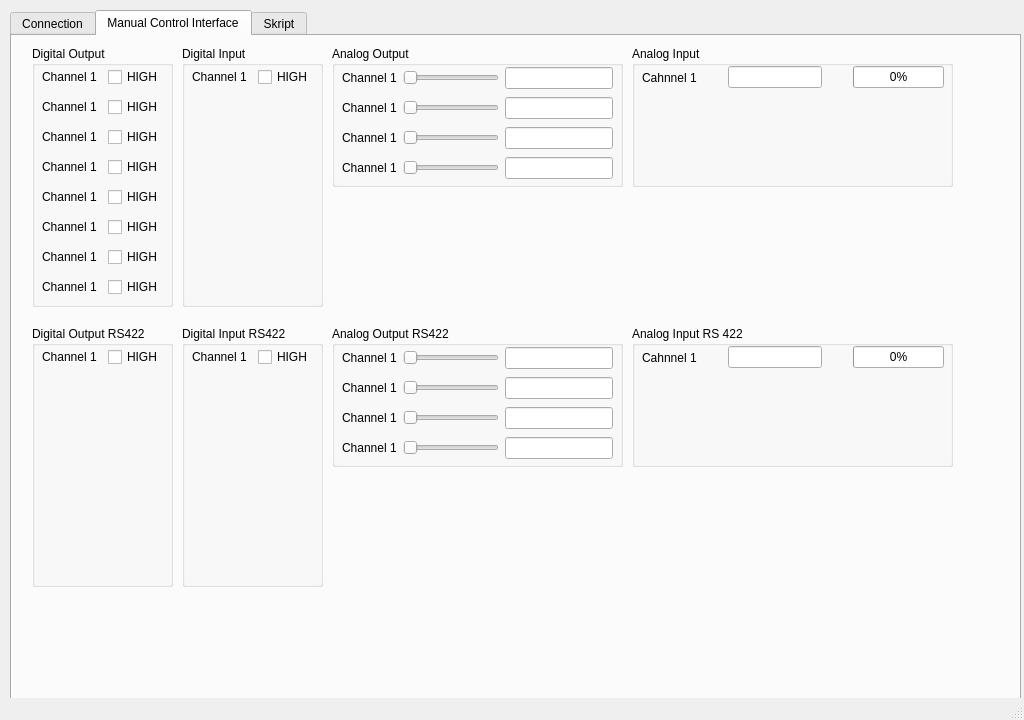
The window that Qt Interface/serial_2/mainwindow.ui (larcminder/infinity_hil) describes before a commit, drawn with Qt 5.
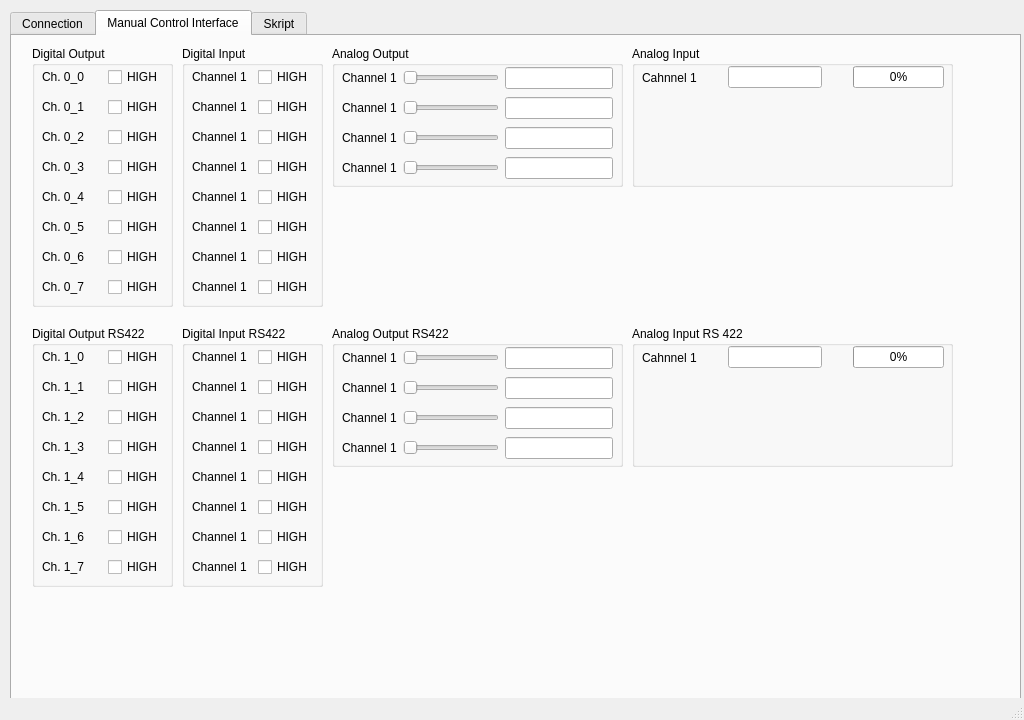
The same window after the commit. The open tabs and pages were chosen to show the change.

The edit to the form file:
```diff
--- a/Qt Interface/serial_2/mainwindow.ui
+++ b/Qt Interface/serial_2/mainwindow.ui
@@ -166,7 +166,7 @@
         <item>
          <widget class="QLabel" name="label_3">
           <property name="text">
-           <string>Channel 1</string>
+           <string>Ch. 0_0</string>
           </property>
          </widget>
         </item>
@@ -205,7 +205,7 @@
         <item>
          <widget class="QLabel" name="label_6">
           <property name="text">
-           <string>Channel 1</string>
+           <string>Ch. 0_1</string>
           </property>
          </widget>
         </item>
@@ -223,7 +223,7 @@
          </spacer>
         </item>
         <item>
-         <widget class="QCheckBox" name="dOutCh1_2">
+         <widget class="QCheckBox" name="dOutCh0_1">
           <property name="text">
            <string>HIGH</string>
           </property>
@@ -244,7 +244,7 @@
         <item>
          <widget class="QLabel" name="label_7">
           <property name="text">
-           <string>Channel 1</string>
+           <string>Ch. 0_2</string>
           </property>
          </widget>
         </item>
@@ -262,7 +262,7 @@
          </spacer>
         </item>
         <item>
-         <widget class="QCheckBox" name="dOutCh1_3">
+         <widget class="QCheckBox" name="dOutCh0_2">
           <property name="text">
            <string>HIGH</string>
           </property>
@@ -283,7 +283,7 @@
         <item>
          <widget class="QLabel" name="label_8">
           <property name="text">
-           <string>Channel 1</string>
+           <string>Ch. 0_3</string>
           </property>
          </widget>
         </item>
@@ -301,7 +301,7 @@
          </spacer>
         </item>
         <item>
-         <widget class="QCheckBox" name="dOutCh1_4">
+         <widget class="QCheckBox" name="dOutCh0_3">
           <property name="text">
            <string>HIGH</string>
           </property>
@@ -322,7 +322,7 @@
         <item>
          <widget class="QLabel" name="label_9">
           <property name="text">
-           <string>Channel 1</string>
+           <string>Ch. 0_4</string>
           </property>
          </widget>
         </item>
@@ -340,7 +340,7 @@
          </spacer>
         </item>
         <item>
-         <widget class="QCheckBox" name="dOutCh1_5">
+         <widget class="QCheckBox" name="dOutCh0_4">
           <property name="text">
            <string>HIGH</string>
           </property>
@@ -361,7 +361,7 @@
         <item>
          <widget class="QLabel" name="label_10">
           <property name="text">
-           <string>Channel 1</string>
+           <string>Ch. 0_5</string>
           </property>
          </widget>
         </item>
@@ -379,7 +379,7 @@
          </spacer>
         </item>
         <item>
-         <widget class="QCheckBox" name="dOutCh1_6">
+         <widget class="QCheckBox" name="dOutCh0_5">
           <property name="text">
            <string>HIGH</string>
           </property>
@@ -400,7 +400,7 @@
         <item>
          <widget class="QLabel" name="label_12">
           <property name="text">
-           <string>Channel 1</string>
+           <string>Ch. 0_6</string>
           </property>
          </widget>
         </item>
@@ -418,7 +418,7 @@
          </spacer>
         </item>
         <item>
-         <widget class="QCheckBox" name="dOutCh1_7">
+         <widget class="QCheckBox" name="dOutCh0_6">
           <property name="text">
            <string>HIGH</string>
           </property>
@@ -439,7 +439,7 @@
         <item>
          <widget class="QLabel" name="label_13">
           <property name="text">
-           <string>Channel 1</string>
+           <string>Ch. 0_7</string>
           </property>
          </widget>
         </item>
@@ -690,7 +690,283 @@
          </spacer>
         </item>
         <item>
-         <widget class="QCheckBox" name="dInCh1">
+         <widget class="QCheckBox" name="dInCh0_0">
+          <property name="text">
+           <string>HIGH</string>
+          </property>
+          <property name="checked">
+           <bool>false</bool>
+          </property>
+         </widget>
+        </item>
+       </layout>
+      </widget>
+      <widget class="QWidget" name="layoutWidget_28">
+       <property name="geometry">
+        <rect>
+         <x>10</x>
+         <y>50</y>
+         <width>121</width>
+         <height>22</height>
+        </rect>
+       </property>
+       <layout class="QHBoxLayout" name="horizontalLayout_30">
+        <item>
+         <widget class="QLabel" name="label_31">
+          <property name="text">
+           <string>Channel 1</string>
+          </property>
+         </widget>
+        </item>
+        <item>
+         <spacer name="horizontalSpacer_23">
+          <property name="orientation">
+           <enum>Qt::Horizontal</enum>
+          </property>
+          <property name="sizeHint" stdset="0">
+           <size>
+            <width>40</width>
+            <height>20</height>
+           </size>
+          </property>
+         </spacer>
+        </item>
+        <item>
+         <widget class="QCheckBox" name="dInCh0_1">
+          <property name="text">
+           <string>HIGH</string>
+          </property>
+         </widget>
+        </item>
+       </layout>
+      </widget>
+      <widget class="QWidget" name="layoutWidget_29">
+       <property name="geometry">
+        <rect>
+         <x>10</x>
+         <y>80</y>
+         <width>121</width>
+         <height>22</height>
+        </rect>
+       </property>
+       <layout class="QHBoxLayout" name="horizontalLayout_31">
+        <item>
+         <widget class="QLabel" name="label_32">
+          <property name="text">
+           <string>Channel 1</string>
+          </property>
+         </widget>
+        </item>
+        <item>
+         <spacer name="horizontalSpacer_24">
+          <property name="orientation">
+           <enum>Qt::Horizontal</enum>
+          </property>
+          <property name="sizeHint" stdset="0">
+           <size>
+            <width>40</width>
+            <height>20</height>
+           </size>
+          </property>
+         </spacer>
+        </item>
+        <item>
+         <widget class="QCheckBox" name="dInCh0_2">
+          <property name="text">
+           <string>HIGH</string>
+          </property>
+         </widget>
+        </item>
+       </layout>
+      </widget>
+      <widget class="QWidget" name="layoutWidget_30">
+       <property name="geometry">
+        <rect>
+         <x>10</x>
+         <y>110</y>
+         <width>121</width>
+         <height>22</height>
+        </rect>
+       </property>
+       <layout class="QHBoxLayout" name="horizontalLayout_32">
+        <item>
+         <widget class="QLabel" name="label_33">
+          <property name="text">
+           <string>Channel 1</string>
+          </property>
+         </widget>
+        </item>
+        <item>
+         <spacer name="horizontalSpacer_25">
+          <property name="orientation">
+           <enum>Qt::Horizontal</enum>
+          </property>
+          <property name="sizeHint" stdset="0">
+           <size>
+            <width>40</width>
+            <height>20</height>
+           </size>
+          </property>
+         </spacer>
+        </item>
+        <item>
+         <widget class="QCheckBox" name="dInCh0_3">
+          <property name="text">
+           <string>HIGH</string>
+          </property>
+         </widget>
+        </item>
+       </layout>
+      </widget>
+      <widget class="QWidget" name="layoutWidget_31">
+       <property name="geometry">
+        <rect>
+         <x>10</x>
+         <y>140</y>
+         <width>121</width>
+         <height>22</height>
+        </rect>
+       </property>
+       <layout class="QHBoxLayout" name="horizontalLayout_33">
+        <item>
+         <widget class="QLabel" name="label_34">
+          <property name="text">
+           <string>Channel 1</string>
+          </property>
+         </widget>
+        </item>
+        <item>
+         <spacer name="horizontalSpacer_26">
+          <property name="orientation">
+           <enum>Qt::Horizontal</enum>
+          </property>
+          <property name="sizeHint" stdset="0">
+           <size>
+            <width>40</width>
+            <height>20</height>
+           </size>
+          </property>
+         </spacer>
+        </item>
+        <item>
+         <widget class="QCheckBox" name="dInCh0_4">
+          <property name="text">
+           <string>HIGH</string>
+          </property>
+         </widget>
+        </item>
+       </layout>
+      </widget>
+      <widget class="QWidget" name="layoutWidget_32">
+       <property name="geometry">
+        <rect>
+         <x>10</x>
+         <y>170</y>
+         <width>121</width>
+         <height>22</height>
+        </rect>
+       </property>
+       <layout class="QHBoxLayout" name="horizontalLayout_34">
+        <item>
+         <widget class="QLabel" name="label_35">
+          <property name="text">
+           <string>Channel 1</string>
+          </property>
+         </widget>
+        </item>
+        <item>
+         <spacer name="horizontalSpacer_27">
+          <property name="orientation">
+           <enum>Qt::Horizontal</enum>
+          </property>
+          <property name="sizeHint" stdset="0">
+           <size>
+            <width>40</width>
+            <height>20</height>
+           </size>
+          </property>
+         </spacer>
+        </item>
+        <item>
+         <widget class="QCheckBox" name="dInCh0_5">
+          <property name="text">
+           <string>HIGH</string>
+          </property>
+         </widget>
+        </item>
+       </layout>
+      </widget>
+      <widget class="QWidget" name="layoutWidget_33">
+       <property name="geometry">
+        <rect>
+         <x>10</x>
+         <y>200</y>
+         <width>121</width>
+         <height>22</height>
+        </rect>
+       </property>
+       <layout class="QHBoxLayout" name="horizontalLayout_35">
+        <item>
+         <widget class="QLabel" name="label_36">
+          <property name="text">
+           <string>Channel 1</string>
+          </property>
+         </widget>
+        </item>
+        <item>
+         <spacer name="horizontalSpacer_28">
+          <property name="orientation">
+           <enum>Qt::Horizontal</enum>
+          </property>
+          <property name="sizeHint" stdset="0">
+           <size>
+            <width>40</width>
+            <height>20</height>
+           </size>
+          </property>
+         </spacer>
+        </item>
+        <item>
+         <widget class="QCheckBox" name="dInCh0_6">
+          <property name="text">
+           <string>HIGH</string>
+          </property>
+         </widget>
+        </item>
+       </layout>
+      </widget>
+      <widget class="QWidget" name="layoutWidget_34">
+       <property name="geometry">
+        <rect>
+         <x>10</x>
+         <y>230</y>
+         <width>121</width>
+         <height>22</height>
+        </rect>
+       </property>
+       <layout class="QHBoxLayout" name="horizontalLayout_36">
+        <item>
+         <widget class="QLabel" name="label_37">
+          <property name="text">
+           <string>Channel 1</string>
+          </property>
+         </widget>
+        </item>
+        <item>
+         <spacer name="horizontalSpacer_29">
+          <property name="orientation">
+           <enum>Qt::Horizontal</enum>
+          </property>
+          <property name="sizeHint" stdset="0">
+           <size>
+            <width>40</width>
+            <height>20</height>
+           </size>
+          </property>
+         </spacer>
+        </item>
+        <item>
+         <widget class="QCheckBox" name="dInCh0_7">
           <property name="text">
            <string>HIGH</string>
           </property>
@@ -802,7 +1078,7 @@
         <item>
          <widget class="QLabel" name="label_14">
           <property name="text">
-           <string>Channel 1</string>
+           <string>Ch. 1_0</string>
           </property>
          </widget>
         </item>
@@ -820,7 +1096,280 @@
          </spacer>
         </item>
         <item>
-         <widget class="QCheckBox" name="dOutCh1_9">
+         <widget class="QCheckBox" name="dOutCh1_0">
+          <property name="text">
+           <string>HIGH</string>
+          </property>
+         </widget>
+        </item>
+       </layout>
+      </widget>
+      <widget class="QWidget" name="layoutWidget_12">
+       <property name="geometry">
+        <rect>
+         <x>10</x>
+         <y>50</y>
+         <width>121</width>
+         <height>22</height>
+        </rect>
+       </property>
+       <layout class="QHBoxLayout" name="horizontalLayout_14">
+        <item>
+         <widget class="QLabel" name="label_15">
+          <property name="text">
+           <string>Ch. 1_1</string>
+          </property>
+         </widget>
+        </item>
+        <item>
+         <spacer name="horizontalSpacer_13">
+          <property name="orientation">
+           <enum>Qt::Horizontal</enum>
+          </property>
+          <property name="sizeHint" stdset="0">
+           <size>
+            <width>40</width>
+            <height>20</height>
+           </size>
+          </property>
+         </spacer>
+        </item>
+        <item>
+         <widget class="QCheckBox" name="dOutCh1_1">
+          <property name="text">
+           <string>HIGH</string>
+          </property>
+         </widget>
+        </item>
+       </layout>
+      </widget>
+      <widget class="QWidget" name="layoutWidget_14">
+       <property name="geometry">
+        <rect>
+         <x>10</x>
+         <y>80</y>
+         <width>121</width>
+         <height>22</height>
+        </rect>
+       </property>
+       <layout class="QHBoxLayout" name="horizontalLayout_16">
+        <item>
+         <widget class="QLabel" name="label_17">
+          <property name="text">
+           <string>Ch. 1_2</string>
+          </property>
+         </widget>
+        </item>
+        <item>
+         <spacer name="horizontalSpacer_15">
+          <property name="orientation">
+           <enum>Qt::Horizontal</enum>
+          </property>
+          <property name="sizeHint" stdset="0">
+           <size>
+            <width>40</width>
+            <height>20</height>
+           </size>
+          </property>
+         </spacer>
+        </item>
+        <item>
+         <widget class="QCheckBox" name="dOutCh1_2">
+          <property name="text">
+           <string>HIGH</string>
+          </property>
+         </widget>
+        </item>
+       </layout>
+      </widget>
+      <widget class="QWidget" name="layoutWidget_23">
+       <property name="geometry">
+        <rect>
+         <x>10</x>
+         <y>110</y>
+         <width>121</width>
+         <height>22</height>
+        </rect>
+       </property>
+       <layout class="QHBoxLayout" name="horizontalLayout_25">
+        <item>
+         <widget class="QLabel" name="label_26">
+          <property name="text">
+           <string>Ch. 1_3</string>
+          </property>
+         </widget>
+        </item>
+        <item>
+         <spacer name="horizontalSpacer_18">
+          <property name="orientation">
+           <enum>Qt::Horizontal</enum>
+          </property>
+          <property name="sizeHint" stdset="0">
+           <size>
+            <width>40</width>
+            <height>20</height>
+           </size>
+          </property>
+         </spacer>
+        </item>
+        <item>
+         <widget class="QCheckBox" name="dOutCh1_3">
+          <property name="text">
+           <string>HIGH</string>
+          </property>
+         </widget>
+        </item>
+       </layout>
+      </widget>
+      <widget class="QWidget" name="layoutWidget_24">
+       <property name="geometry">
+        <rect>
+         <x>10</x>
+         <y>140</y>
+         <width>121</width>
+         <height>22</height>
+        </rect>
+       </property>
+       <layout class="QHBoxLayout" name="horizontalLayout_26">
+        <item>
+         <widget class="QLabel" name="label_27">
+          <property name="text">
+           <string>Ch. 1_4</string>
+          </property>
+         </widget>
+        </item>
+        <item>
+         <spacer name="horizontalSpacer_19">
+          <property name="orientation">
+           <enum>Qt::Horizontal</enum>
+          </property>
+          <property name="sizeHint" stdset="0">
+           <size>
+            <width>40</width>
+            <height>20</height>
+           </size>
+          </property>
+         </spacer>
+        </item>
+        <item>
+         <widget class="QCheckBox" name="dOutCh1_4">
+          <property name="text">
+           <string>HIGH</string>
+          </property>
+         </widget>
+        </item>
+       </layout>
+      </widget>
+      <widget class="QWidget" name="layoutWidget_25">
+       <property name="geometry">
+        <rect>
+         <x>10</x>
+         <y>170</y>
+         <width>121</width>
+         <height>22</height>
+        </rect>
+       </property>
+       <layout class="QHBoxLayout" name="horizontalLayout_27">
+        <item>
+         <widget class="QLabel" name="label_28">
+          <property name="text">
+           <string>Ch. 1_5</string>
+          </property>
+         </widget>
+        </item>
+        <item>
+         <spacer name="horizontalSpacer_20">
+          <property name="orientation">
+           <enum>Qt::Horizontal</enum>
+          </property>
+          <property name="sizeHint" stdset="0">
+           <size>
+            <width>40</width>
+            <height>20</height>
+           </size>
+          </property>
+         </spacer>
+        </item>
+        <item>
+         <widget class="QCheckBox" name="dOutCh1_5">
+          <property name="text">
+           <string>HIGH</string>
+          </property>
+         </widget>
+        </item>
+       </layout>
+      </widget>
+      <widget class="QWidget" name="layoutWidget_26">
+       <property name="geometry">
+        <rect>
+         <x>10</x>
+         <y>200</y>
+         <width>121</width>
+         <height>22</height>
+        </rect>
+       </property>
+       <layout class="QHBoxLayout" name="horizontalLayout_28">
+        <item>
+         <widget class="QLabel" name="label_29">
+          <property name="text">
+           <string>Ch. 1_6</string>
+          </property>
+         </widget>
+        </item>
+        <item>
+         <spacer name="horizontalSpacer_21">
+          <property name="orientation">
+           <enum>Qt::Horizontal</enum>
+          </property>
+          <property name="sizeHint" stdset="0">
+           <size>
+            <width>40</width>
+            <height>20</height>
+           </size>
+          </property>
+         </spacer>
+        </item>
+        <item>
+         <widget class="QCheckBox" name="dOutCh1_6">
+          <property name="text">
+           <string>HIGH</string>
+          </property>
+         </widget>
+        </item>
+       </layout>
+      </widget>
+      <widget class="QWidget" name="layoutWidget_27">
+       <property name="geometry">
+        <rect>
+         <x>10</x>
+         <y>230</y>
+         <width>121</width>
+         <height>22</height>
+        </rect>
+       </property>
+       <layout class="QHBoxLayout" name="horizontalLayout_29">
+        <item>
+         <widget class="QLabel" name="label_30">
+          <property name="text">
+           <string>Ch. 1_7</string>
+          </property>
+         </widget>
+        </item>
+        <item>
+         <spacer name="horizontalSpacer_22">
+          <property name="orientation">
+           <enum>Qt::Horizontal</enum>
+          </property>
+          <property name="sizeHint" stdset="0">
+           <size>
+            <width>40</width>
+            <height>20</height>
+           </size>
+          </property>
+         </spacer>
+        </item>
+        <item>
+         <widget class="QCheckBox" name="dOutCh1_7">
           <property name="text">
            <string>HIGH</string>
           </property>
@@ -872,6 +1421,123 @@
          </spacer>
         </item>
         <item>
+         <widget class="QCheckBox" name="dInCh1_0">
+          <property name="text">
+           <string>HIGH</string>
+          </property>
+         </widget>
+        </item>
+       </layout>
+      </widget>
+      <widget class="QWidget" name="layoutWidget_35">
+       <property name="geometry">
+        <rect>
+         <x>10</x>
+         <y>50</y>
+         <width>121</width>
+         <height>22</height>
+        </rect>
+       </property>
+       <layout class="QHBoxLayout" name="horizontalLayout_37">
+        <item>
+         <widget class="QLabel" name="label_38">
+          <property name="text">
+           <string>Channel 1</string>
+          </property>
+         </widget>
+        </item>
+        <item>
+         <spacer name="horizontalSpacer_30">
+          <property name="orientation">
+           <enum>Qt::Horizontal</enum>
+          </property>
+          <property name="sizeHint" stdset="0">
+           <size>
+            <width>40</width>
+            <height>20</height>
+           </size>
+          </property>
+         </spacer>
+        </item>
+        <item>
+         <widget class="QCheckBox" name="dInCh1_1">
+          <property name="text">
+           <string>HIGH</string>
+          </property>
+         </widget>
+        </item>
+       </layout>
+      </widget>
+      <widget class="QWidget" name="layoutWidget_36">
+       <property name="geometry">
+        <rect>
+         <x>10</x>
+         <y>80</y>
+         <width>121</width>
+         <height>22</height>
+        </rect>
+       </property>
+       <layout class="QHBoxLayout" name="horizontalLayout_38">
+        <item>
+         <widget class="QLabel" name="label_39">
+          <property name="text">
+           <string>Channel 1</string>
+          </property>
+         </widget>
+        </item>
+        <item>
+         <spacer name="horizontalSpacer_31">
+          <property name="orientation">
+           <enum>Qt::Horizontal</enum>
+          </property>
+          <property name="sizeHint" stdset="0">
+           <size>
+            <width>40</width>
+            <height>20</height>
+           </size>
+          </property>
+         </spacer>
+        </item>
+        <item>
+         <widget class="QCheckBox" name="dInCh1_2">
+          <property name="text">
+           <string>HIGH</string>
+          </property>
+         </widget>
+        </item>
+       </layout>
+      </widget>
+      <widget class="QWidget" name="layoutWidget_37">
+       <property name="geometry">
+        <rect>
+         <x>10</x>
+         <y>110</y>
+         <width>121</width>
+         <height>22</height>
+        </rect>
+       </property>
+       <layout class="QHBoxLayout" name="horizontalLayout_39">
+        <item>
+         <widget class="QLabel" name="label_40">
+          <property name="text">
+           <string>Channel 1</string>
+          </property>
+         </widget>
+        </item>
+        <item>
+         <spacer name="horizontalSpacer_32">
+          <property name="orientation">
+           <enum>Qt::Horizontal</enum>
+          </property>
+          <property name="sizeHint" stdset="0">
+           <size>
+            <width>40</width>
+            <height>20</height>
+           </size>
+          </property>
+         </spacer>
+        </item>
+        <item>
          <widget class="QCheckBox" name="dInCh1_3">
           <property name="text">
            <string>HIGH</string>
@@ -880,6 +1546,162 @@
         </item>
        </layout>
       </widget>
+      <widget class="QWidget" name="layoutWidget_38">
+       <property name="geometry">
+        <rect>
+         <x>10</x>
+         <y>140</y>
+         <width>121</width>
+         <height>22</height>
+        </rect>
+       </property>
+       <layout class="QHBoxLayout" name="horizontalLayout_40">
+        <item>
+         <widget class="QLabel" name="label_41">
+          <property name="text">
+           <string>Channel 1</string>
+          </property>
+         </widget>
+        </item>
+        <item>
+         <spacer name="horizontalSpacer_33">
+          <property name="orientation">
+           <enum>Qt::Horizontal</enum>
+          </property>
+          <property name="sizeHint" stdset="0">
+           <size>
+            <width>40</width>
+            <height>20</height>
+           </size>
+          </property>
+         </spacer>
+        </item>
+        <item>
+         <widget class="QCheckBox" name="dInCh1_4">
+          <property name="text">
+           <string>HIGH</string>
+          </property>
+         </widget>
+        </item>
+       </layout>
+      </widget>
+      <widget class="QWidget" name="layoutWidget_39">
+       <property name="geometry">
+        <rect>
+         <x>10</x>
+         <y>170</y>
+         <width>121</width>
+         <height>22</height>
+        </rect>
+       </property>
+       <layout class="QHBoxLayout" name="horizontalLayout_41">
+        <item>
+         <widget class="QLabel" name="label_42">
+          <property name="text">
+           <string>Channel 1</string>
+          </property>
+         </widget>
+        </item>
+        <item>
+         <spacer name="horizontalSpacer_34">
+          <property name="orientation">
+           <enum>Qt::Horizontal</enum>
+          </property>
+          <property name="sizeHint" stdset="0">
+           <size>
+            <width>40</width>
+            <height>20</height>
+           </size>
+          </property>
+         </spacer>
+        </item>
+        <item>
+         <widget class="QCheckBox" name="dInCh1_5">
+          <property name="text">
+           <string>HIGH</string>
+          </property>
+         </widget>
+        </item>
+       </layout>
+      </widget>
+      <widget class="QWidget" name="layoutWidget_40">
+       <property name="geometry">
+        <rect>
+         <x>10</x>
+         <y>200</y>
+         <width>121</width>
+         <height>22</height>
+        </rect>
+       </property>
+       <layout class="QHBoxLayout" name="horizontalLayout_42">
+        <item>
+         <widget class="QLabel" name="label_43">
+          <property name="text">
+           <string>Channel 1</string>
+          </property>
+         </widget>
+        </item>
+        <item>
+         <spacer name="horizontalSpacer_35">
+          <property name="orientation">
+           <enum>Qt::Horizontal</enum>
+          </property>
+          <property name="sizeHint" stdset="0">
+           <size>
+            <width>40</width>
+            <height>20</height>
+           </size>
+          </property>
+         </spacer>
+        </item>
+        <item>
+         <widget class="QCheckBox" name="dInCh1_6">
+          <property name="text">
+           <string>HIGH</string>
+          </property>
+         </widget>
+        </item>
+       </layout>
+      </widget>
+      <widget class="QWidget" name="layoutWidget_41">
+       <property name="geometry">
+        <rect>
+         <x>10</x>
+         <y>230</y>
+         <width>121</width>
+         <height>22</height>
+        </rect>
+       </property>
+       <layout class="QHBoxLayout" name="horizontalLayout_43">
+        <item>
+         <widget class="QLabel" name="label_44">
+          <property name="text">
+           <string>Channel 1</string>
+          </property>
+         </widget>
+        </item>
+        <item>
+         <spacer name="horizontalSpacer_36">
+          <property name="orientation">
+           <enum>Qt::Horizontal</enum>
+          </property>
+          <property name="sizeHint" stdset="0">
+           <size>
+            <width>40</width>
+            <height>20</height>
+           </size>
+          </property>
+         </spacer>
+        </item>
+        <item>
+         <widget class="QCheckBox" name="dInCh1_7">
+          <property name="text">
+           <string>HIGH</string>
+          </property>
+         </widget>
+        </item>
+       </layout>
+      </widget>
      </widget>
      <widget class="QGroupBox" name="groupBox_aOut_2">
       <property name="geometry">
```
Left out of the diff: 6 changed lines with no effect on the pictures.
